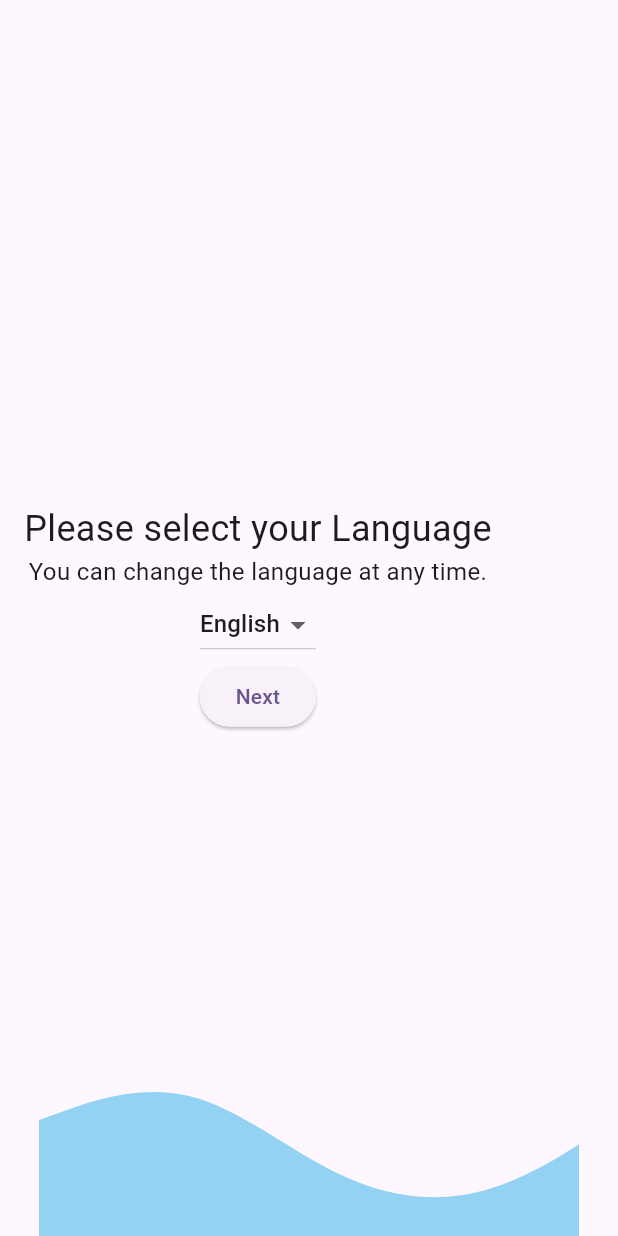
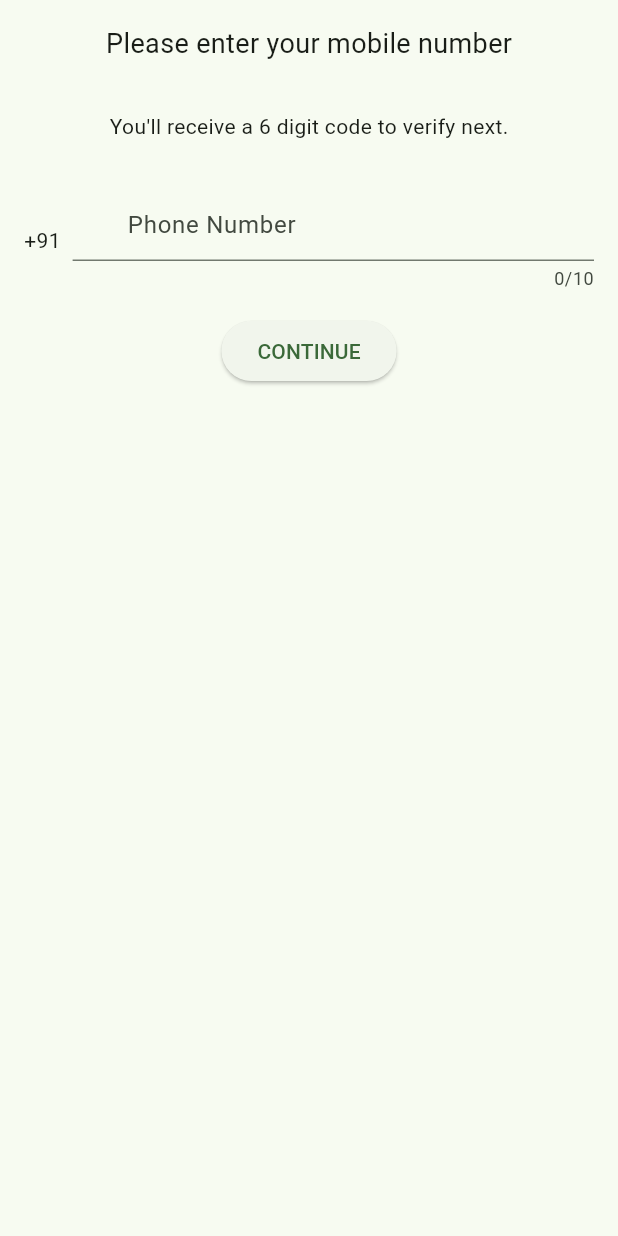
Before and after one commit to YadavYashvant/auth_with_otp, a Flutter app: the screen it shows after launch, after a tap on "Next", on a phone screen of 412 x 824 dp. Run offline on Flutter 3.47's test engine with Material 3 defaults, Android fonts, the phone set to English and light mode, and no system bars; our stand-ins replace firebase_auth, firebase_core, flutter_svg, getwidget; accounts and stored records are empty.

Commit message:
adding screens

```diff
--- a/lib/main.dart
+++ b/lib/main.dart
@@ -1,8 +1,12 @@
 import 'package:auth_with_otp/pages/landing_page1.dart';
+import 'package:firebase_core/firebase_core.dart';
 import 'package:flutter/material.dart';
 
-void main() {
+void main() async{
+  WidgetsFlutterBinding.ensureInitialized();
+  await Firebase.initializeApp();
   runApp(const MyApp());
+  // runApp(const MyApp());
 }
 
 class MyApp extends StatelessWidget {
@@ -11,11 +15,12 @@ class MyApp extends StatelessWidget {
   @override
   Widget build(BuildContext context) {
     return MaterialApp(
-      title: 'Flutter Demo',
+      title: 'Auth with OTP',
       debugShowCheckedModeBanner: false,
       theme: ThemeData(
-        colorScheme: ColorScheme.fromSeed(seedColor: Colors.deepPurple),
+        colorScheme: ColorScheme.fromSeed(seedColor: Colors.green),
         useMaterial3: true,
+
       ),
       home: LandingPage1(),
     );
--- /dev/null
+++ b/lib/pages/MobileNumberScreen.dart
@@ -0,0 +1,68 @@
+import 'package:auth_with_otp/pages/VerifyPhoneScreen.dart';
+import 'package:firebase_auth/firebase_auth.dart';
+import 'package:flutter/material.dart';
+
+class MobileNumberScreen extends StatefulWidget {
+
+  @override
+  State<MobileNumberScreen> createState() => _MobileNumberScreenState();
+}
+
+class _MobileNumberScreenState extends State<MobileNumberScreen> {
+
+  TextEditingController _controller = TextEditingController();
+
+  @override
+  Widget build(BuildContext context) {
+    return Scaffold(
+      /*appBar: AppBar(
+        title: Text('Mobile Number 001'),
+        centerTitle: true,
+      ),*/
+      body: Padding(
+        padding: const EdgeInsets.all(16.0),
+        child: Column(
+          crossAxisAlignment: CrossAxisAlignment.center,
+          children: [
+            Text(
+              'Please enter your mobile number',
+              style: TextStyle(fontSize: 18),
+            ),
+            SizedBox(height: 32),
+            Text('You\'ll receive a 6 digit code to verify next.'),
+            SizedBox(height: 32),
+            Row(
+              children: [
+                Text('+91'),
+                SizedBox(width: 8),
+                Expanded(
+                  child: TextField(
+                    decoration: InputDecoration(
+                      hintText: 'Phone Number',
+                      prefix: Padding(
+                        padding: EdgeInsets.all(4),
+                        child: Text('+91'),
+                      ),
+                    ),
+                    maxLength: 10,
+                    keyboardType: TextInputType.number,
+                    controller: _controller,
+                  ),
+                ),
+              ],
+            ),
+            SizedBox(height: 16),
+            ElevatedButton(
+              onPressed: () {
+                Navigator.of(context).push(MaterialPageRoute(
+                    builder: (context) => VerifyPhoneScreen(_controller.text)));
+              },
+              child: Text('CONTINUE'),
+            ),
+          ],
+        ),
+      ),
+    );
+  }
+
+}
--- a/lib/pages/landing_page1.dart
+++ b/lib/pages/landing_page1.dart
@@ -1,5 +1,7 @@
 import 'package:flutter/material.dart';
 import 'package:flutter_svg/flutter_svg.dart';
+import 'package:getwidget/getwidget.dart';
+import 'package:auth_with_otp/pages/MobileNumberScreen.dart';
 
 class LandingPage1 extends StatefulWidget {
   const LandingPage1({Key? key}) : super(key: key);
@@ -19,21 +21,38 @@ class _LandingPage1State extends State<LandingPage1> {
         children: [
           Align(
             alignment: Alignment.bottomCenter,
-            child: SvgPicture.asset('assets/svgs/layer1.svg'),
+            child: SvgPicture.asset('assets/svgs/layer1.svg', fit: BoxFit.cover, width: MediaQuery.of(context).size.width)
+          ),
+          Align(
+              alignment: Alignment.bottomCenter,
+              child: SvgPicture.asset('assets/svgs/layer2.svg', fit: BoxFit.cover, width: MediaQuery.of(context).size.width)
           ),
           Padding(
             padding: const EdgeInsets.all(16.0),
+            child: Center(
               child: Column(
+                mainAxisAlignment: MainAxisAlignment.center,
+
+                children: [
+                  SvgPicture.asset(
+                    'assets/svgs/layer3.svg',
+                  ),
+                  SizedBox(height: 32),
+                  Column(
                     mainAxisAlignment: MainAxisAlignment.center,
                     children: [
                       Text(
                         'Please select your Language',
-                  style: TextStyle(fontSize: 24),
+                        style: TextStyle(
+                            fontSize: 28,
+                            fontWeight: FontWeight.bold,
+                        ),
                       ),
                       Text(
                         'You can change the language at any time.',
-                  style: TextStyle(fontSize: 16),
+                        style: TextStyle(fontSize: 18),
                       ),
+                      SizedBox(height: 32),
                       DropdownButton<String>(
                         value: _selectedLanguage,
                         items: _languages.map((String value) {
@@ -48,13 +67,28 @@ class _LandingPage1State extends State<LandingPage1> {
                           });
                         },
                       ),
-                ElevatedButton(
+                      SizedBox(height: 32),
+                      GFButton(
+                        onPressed: () {
+                          Navigator.push(
+                            context,
+                            MaterialPageRoute(builder: (context) => MobileNumberScreen()),
+                          );
+                        },
+                        text: "Next",
+                        size: GFSize.LARGE,
+                      )
+                      /*ElevatedButton(
                         onPressed: () {
                           // Navigate to the next screen
                         },
+
                         child: Text('Next'),
+                      ),*/
+                    ],
                   ),
                 ],
+              ),
             ),
           ),
         ],
--- a/pubspec.yaml
+++ b/pubspec.yaml
@@ -37,6 +37,9 @@ dependencies:
   cupertino_icons: ^1.0.8
   flutter_svg: ^2.0.10+1
   firebase_core: ^3.1.1
+  getwidget: ^4.0.0
+  flutter_otp_text_field: ^1.1.3+2
+  firebase_auth: ^5.1.1
 
 dev_dependencies:
   flutter_test:
@@ -61,6 +64,8 @@ flutter:
   uses-material-design: true
   assets:
      - assets/svgs/layer1.svg
+     - assets/svgs/layer2.svg
+     - assets/svgs/layer3.svg
   #   - images/a_dot_ham.jpeg
 
   # To add assets to your application, add an assets section, like this:
```
Also changed, not shown: lib/pages/ProfileSelectionScreen.dart (added, +49 -0 lines), lib/pages/VerifyPhoneScreen.dart (added, +95 -0 lines), assets/svgs/layer2.svg (added), assets/svgs/layer3.svg (added), pubspec.lock, 3 other files. Lines whose indentation alone changed are shown as unchanged.
